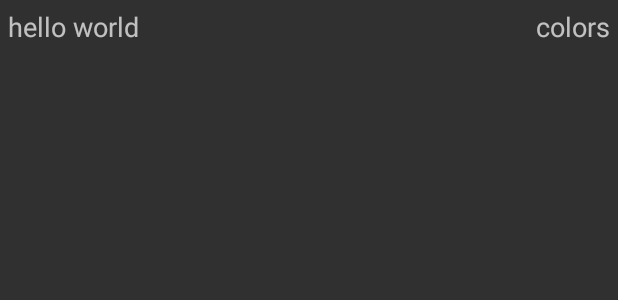
After one commit to jgbl/Repetit, an Android app: the layout spinnerrow.xml on its own in the app's theme, with its tools: preview values and no code run, on a phone screen of 412 x 824 dp. The commit adds this screen. Shown: the top 300 px of the screen. Run offline under Robolectric (Android 15) with nearby library versions, the phone set to English and light mode, and no system bars.

Commit message:
errors removed

```diff
--- a/repetit/src/main/java/jmg/de/org/repetit/lib/ColorsArrayAdapter.java
+++ b/repetit/src/main/java/jmg/de/org/repetit/lib/ColorsArrayAdapter.java
@@ -30,8 +30,8 @@ import android.view.View;
 import android.view.ViewGroup;
 import android.widget.TextView;
 
-import org.de.jmg.learn.R;
-import org.de.jmg.lib.ColorSetting.ColorItems;
+import jmg.de.org.repetit.R;
+import jmg.de.org.repetit.lib.ColorSetting.ColorItems;
 
 public class ColorsArrayAdapter extends
 		AbstractScaledArrayAdapter<ColorSetting> {
@@ -118,7 +118,7 @@ public class ColorsArrayAdapter extends
 			if (row.getTag() == null) blnNew = true;
 		}
 
-		TextView label = (TextView) row.findViewById(R.id.txtColors);
+		TextView label = (TextView) row.findViewById(R.id.txtColors2);
 		if (blnNew)
 		{
 			label.setTextSize(TypedValue.COMPLEX_UNIT_PX, label.getTextSize() * super.Scale);
--- /dev/null
+++ b/repetit/src/main/res/layout/spinnerrow.xml
@@ -0,0 +1,27 @@
+<?xml version="1.0" encoding="utf-8"?>
+	<RelativeLayout xmlns:android="http://schemas.android.com/apk/res/android"
+    android:layout_width="wrap_content"
+    android:layout_height="wrap_content"
+    android:orientation="horizontal"
+    android:padding="5dip">
+
+		<TextView
+		    android:id="@id/txtColors"
+		    android:layout_width="wrap_content"
+		    android:layout_height="wrap_content"
+		    android:textSize="18sp"
+		    android:text="@string/hello_world" >
+
+		</TextView>
+
+		<TextView
+		    android:id="@+id/txtColors2"
+		    android:layout_width="wrap_content"
+		    android:layout_height="wrap_content"
+		    android:layout_alignParentRight="true"
+		    android:contentDescription="@string/imgColors"
+		    android:text="@string/txtColors2"
+		    android:textSize="18sp">
+
+	     </TextView>
+	 </RelativeLayout>
--- /dev/null
+++ b/repetit/src/main/res/values/ids.xml
@@ -0,0 +1,4 @@
+<?xml version="1.0" encoding="utf-8"?>
+<resources>
+    <item name="txtColors" type="id">Colors</item>
+</resources>
--- a/repetit/src/main/res/values/strings.xml
+++ b/repetit/src/main/res/values/strings.xml
@@ -3,4 +3,16 @@
     <string name="title_home">Home</string>
     <string name="title_dashboard">Dashboard</string>
     <string name="title_notifications">Notifications</string>
+    <string name="hello_world">hello world</string>
+    <string name="imgColors">edit colors</string>
+    <string name="txtColors2">colors</string>
+    <string-array name="spnColors">
+        <item >word</item>
+        <item >meaning</item>
+        <item >comment</item>
+        <item >background</item>
+        <item >box word</item>
+        <item >box meaning</item>
+        <item >background wrong</item>
+    </string-array>
 </resources>
```
